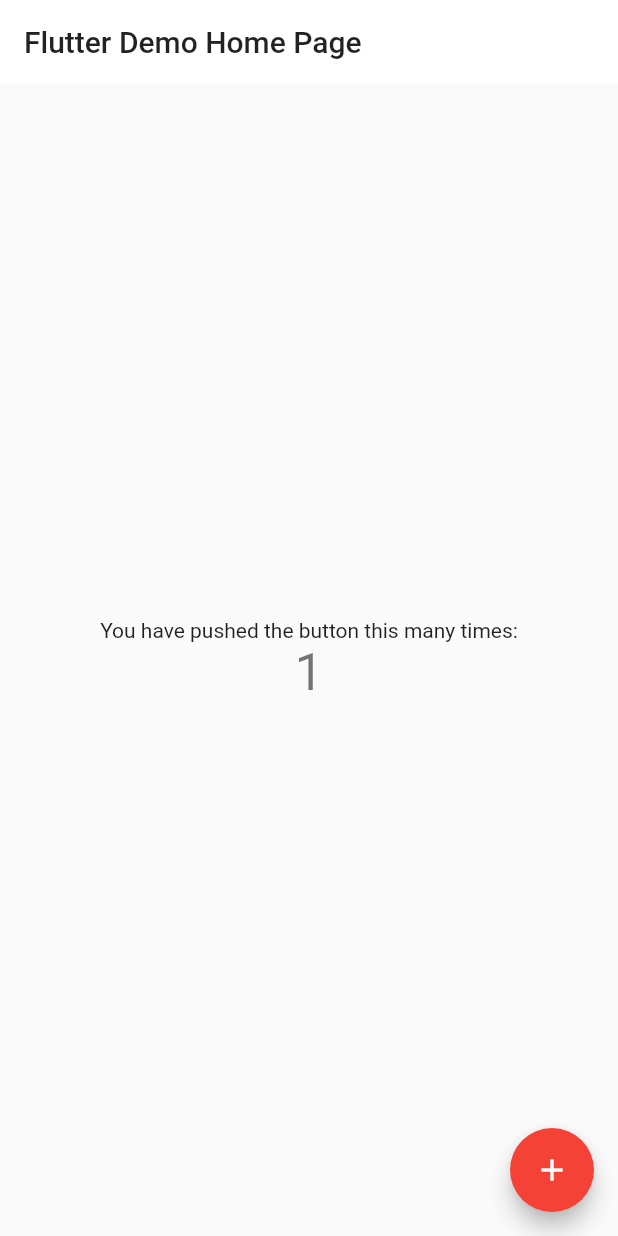
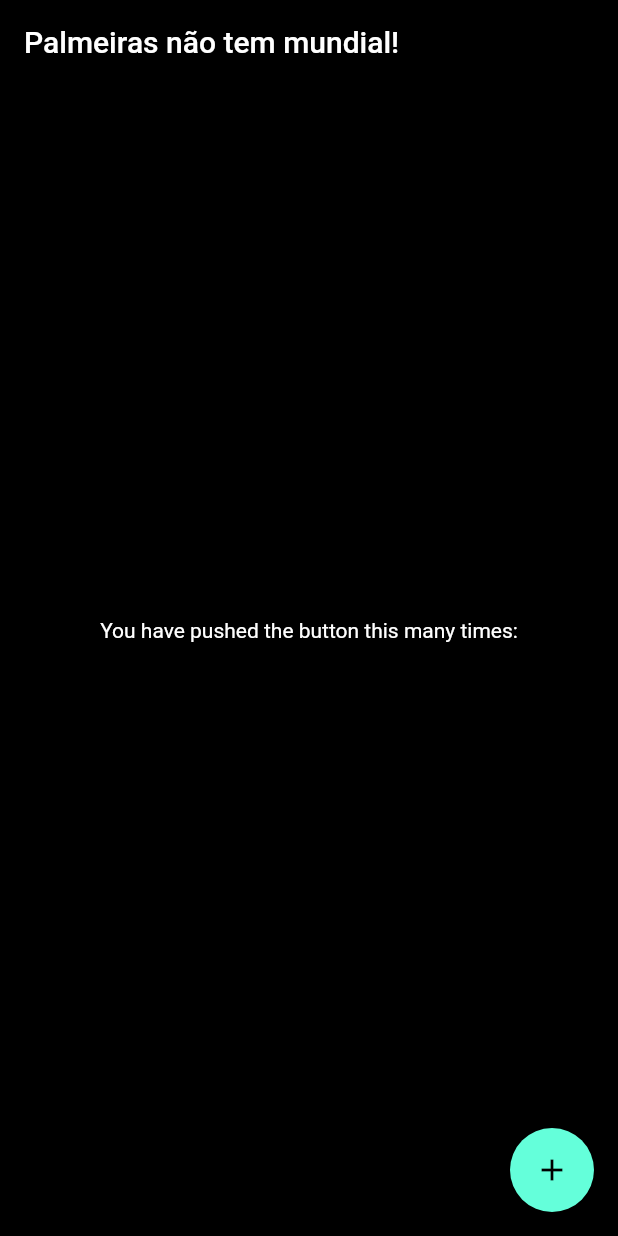
Before and after one commit to ffranzim/theme-flutter, a Flutter app: the screen it shows after launch, after a tap on the "add" icon, on a phone screen of 412 x 824 dp. Run offline on Flutter 3.47's test engine with Material 2 defaults, Android fonts, the phone set to English and light mode, and no system bars; our stand-ins replace shared_preferences.

Commit message:
Ajuste para dinamizar troca de layout

```diff
--- a/lib/dark_theme_provider.dart
+++ b/lib/dark_theme_provider.dart
@@ -3,6 +3,7 @@ import 'package:flutter/material.dart';
 import 'dark_theme_preferences.dart';
 
 class DarkThemeProvider with ChangeNotifier {
+
   DarkThemePreference darkThemePreference = DarkThemePreference();
   bool _darkTheme = false;
 
--- a/lib/main.dart
+++ b/lib/main.dart
@@ -1,85 +1,72 @@
 import 'package:flutter/material.dart';
+import 'package:provider/provider.dart';
 import 'package:testes_app/styles.dart';
+
+import 'dark_theme_preferences.dart';
+import 'dark_theme_provider.dart';
 
 void main() => runApp(MyApp());
 
-class MyApp extends StatelessWidget {
-  // This widget is the root of your application.
+class MyApp extends StatefulWidget {
+  @override
+  _MyAppState createState() => _MyAppState();
+
+  final String title = "Palmeiras não tem mundial!";
+}
+
+class _MyAppState extends State<MyApp> {
+  DarkThemeProvider themeChangeProvider = new DarkThemeProvider();
+
+  @override
+  void initState() {
+    super.initState();
+    getCurrentAppTheme();
+  }
+
+  void getCurrentAppTheme() async {
+    themeChangeProvider.darkTheme =
+        await themeChangeProvider.darkThemePreference.getTheme();
+  }
+
   @override
   Widget build(BuildContext context) {
-    return MaterialApp(
-      title: 'Flutter Demo',
-      darkTheme: Styles.themeData(true, context),
-      theme: Styles.themeData(false, context),
-      home: MyHomePage(title: 'Flutter Demo Home Page'),
+    return MultiProvider(
+      providers: [
+        ChangeNotifierProvider(
+          child: MyApp(),
+          create: (_) {
+            return themeChangeProvider;
+          },
+        )
+      ],
+      child: Consumer<DarkThemeProvider>(
+        builder: (BuildContext context, value, Widget child) {
+          return MaterialApp(
+            debugShowCheckedModeBanner: false,
+            theme: Styles.themeData(themeChangeProvider.darkTheme, context),
+            home: content(),
+          );
+        },
+      ),
     );
   }
-}
 
-class MyHomePage extends StatefulWidget {
-  MyHomePage({Key key, this.title}) : super(key: key);
-
-  // This widget is the home page of your application. It is stateful, meaning
-  // that it has a State object (defined below) that contains fields that affect
-  // how it looks.
-
-  // This class is the configuration for the state. It holds the values (in this
-  // case the title) provided by the parent (in this case the App widget) and
-  // used by the build method of the State. Fields in a Widget subclass are
-  // always marked "final".
-
-  final String title;
-
-  @override
-  _MyHomePageState createState() => _MyHomePageState();
-}
-
-class _MyHomePageState extends State<MyHomePage> {
   int _counter = 0;
 
-  void _incrementCounter() {
+  Future<void> _incrementCounter() async {
+    themeChangeProvider.darkTheme = !themeChangeProvider.darkTheme;
     setState(() {
-      // This call to setState tells the Flutter framework that something has
-      // changed in this State, which causes it to rerun the build method below
-      // so that the display can reflect the updated values. If we changed
-      // _counter without calling setState(), then the build method would not be
-      // called again, and so nothing would appear to happen.
       _counter++;
     });
   }
 
-  @override
-  Widget build(BuildContext context) {
-    // This method is rerun every time setState is called, for instance as done
-    // by the _incrementCounter method above.
-    //
-    // The Flutter framework has been optimized to make rerunning build methods
-    // fast, so that you can just rebuild anything that needs updating rather
-    // than having to individually change instances of widgets.
+  content() {
     return Scaffold(
       appBar: AppBar(
-        // Here we take the value from the MyHomePage object that was created by
-        // the App.build method, and use it to set our appbar title.
         title: Text(widget.title),
       ),
       body: Center(
-        // Center is a layout widget. It takes a single child and positions it
-        // in the middle of the parent.
         child: Column(
-          // Column is also a layout widget. It takes a list of children and
-          // arranges them vertically. By default, it sizes itself to fit its
-          // children horizontally, and tries to be as tall as its parent.
-          //
-          // Invoke "debug painting" (press "p" in the console, choose the
-          // "Toggle Debug Paint" action from the Flutter Inspector in Android
-          // Studio, or the "Toggle Debug Paint" command in Visual Studio Code)
-          // to see the wireframe for each widget.
-          //
-          // Column has various properties to control how it sizes itself and
-          // how it positions its children. Here we use mainAxisAlignment to
-          // center the children vertically; the main axis here is the vertical
-          // axis because Columns are vertical (the cross axis would be
-          // horizontal).
           mainAxisAlignment: MainAxisAlignment.center,
           children: <Widget>[
             Text(
@@ -96,7 +83,18 @@ class _MyHomePageState extends State<MyHomePage> {
         onPressed: _incrementCounter,
         tooltip: 'Increment',
         child: Icon(Icons.add),
-      ), // This trailing comma makes auto-formatting nicer for build methods.
+      ),
     );
   }
+//
+//  @override
+//  Widget build(BuildContext context) {
+//    return MaterialApp(
+//      title: 'Flutter Demo',
+//      darkTheme: Styles.themeData(true, context),
+//      theme: Styles.themeData(false, context),
+//      home: MyHomePage(title: 'Flutter Demo Home Page'),
+//    );
+//  }
+
 }
```
